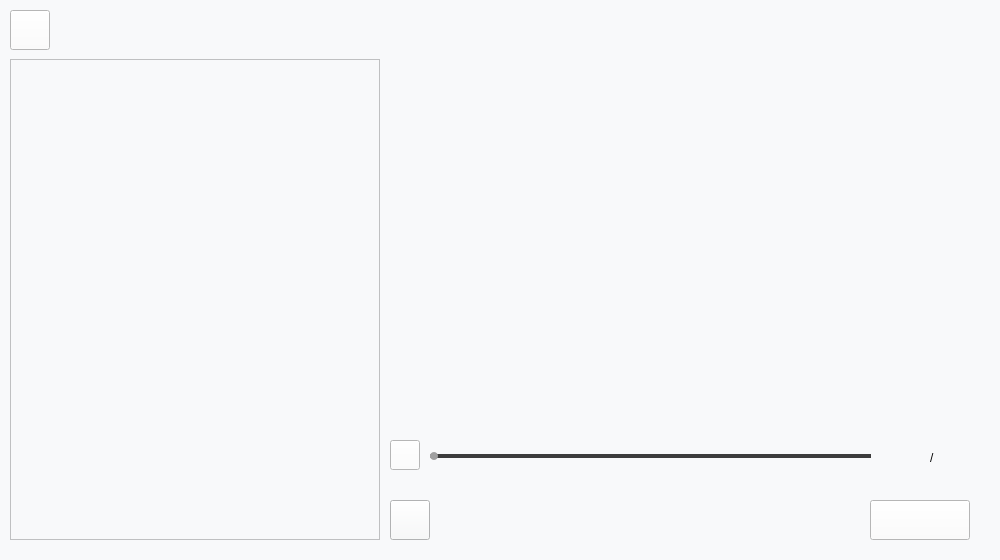
Above: MusicVisualization/src/View/DisplayVideos/DisplayVideosWindow.ui from MohanChi/MusicVisualization before the change. Below: the same form after it.
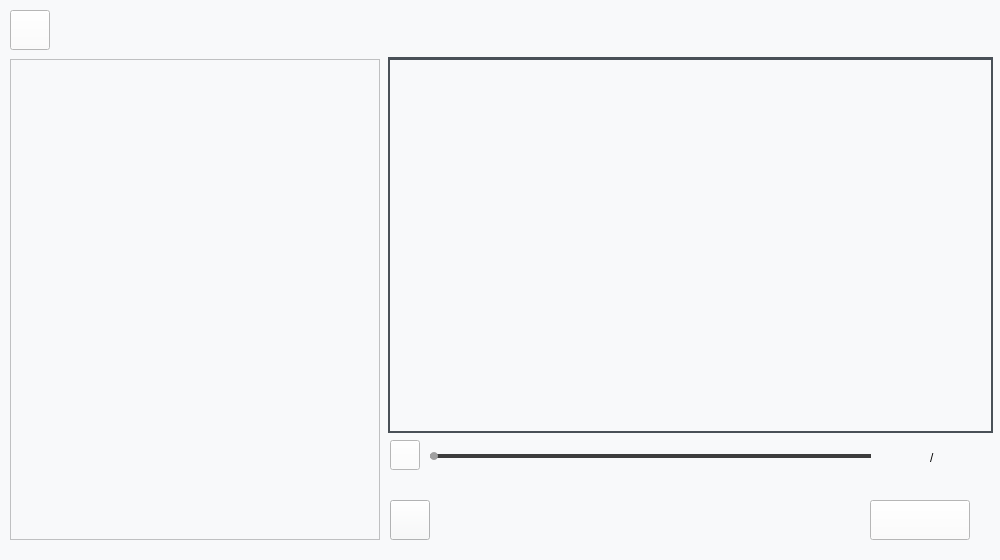
That is the form after the change. Custom widgets are drawn as their Qt base class.

What changed in the file:
```diff
--- a/MusicVisualization/src/View/DisplayVideos/DisplayVideosWindow.ui
+++ b/MusicVisualization/src/View/DisplayVideos/DisplayVideosWindow.ui
@@ -213,6 +213,22 @@
      </size>
     </property>
    </widget>
+   <widget class="QLabel" name="label_2">
+    <property name="geometry">
+     <rect>
+      <x>388</x>
+      <y>57</y>
+      <width>605</width>
+      <height>376</height>
+     </rect>
+    </property>
+    <property name="styleSheet">
+     <string notr="true">background-color: rgb(73, 80, 87);</string>
+    </property>
+    <property name="text">
+     <string/>
+    </property>
+   </widget>
   </widget>
   <zorder>widget</zorder>
   <zorder>verticalLayoutWidget</zorder>
```
